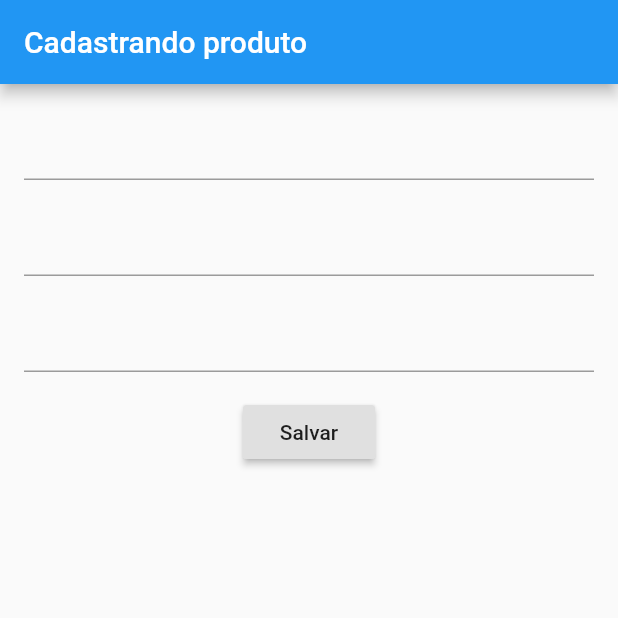
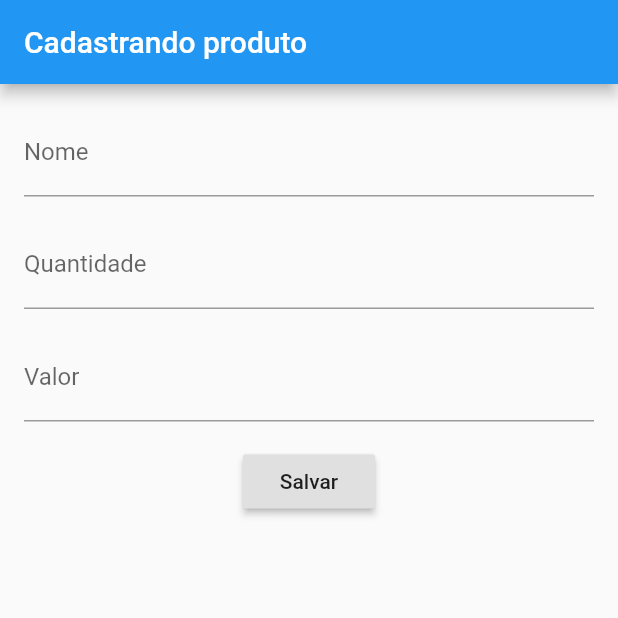
Before and after one commit to jgnogueira/formulario-flutter, a Flutter app: the screen it shows after launch, on a phone screen of 412 x 824 dp, the top half of it. Run offline on Flutter 3.47's test engine with Material 2 defaults, Android fonts, the phone set to English and light mode, and no system bars.

Commit message:
Adicionando label nos campos do formulário

```diff
--- a/lib/main.dart
+++ b/lib/main.dart
@@ -20,17 +20,20 @@ class MyApp extends StatelessWidget {
             children: <Widget>[
               TextField(
                 controller: _controladorNome,
+                decoration: InputDecoration(labelText: 'Nome'),
               ),
               Padding(
                 padding: const EdgeInsets.only(top: 16.0),
                 child: TextField(
                   controller: _controladorQuantidade,
+                  decoration: InputDecoration(labelText: 'Quantidade'),
                 ),
               ),
               Padding(
                 padding: const EdgeInsets.only(top: 16.0),
                 child: TextField(
                   controller: _controladorValor,
+                  decoration: InputDecoration(labelText: 'Valor'),
                 ),
               ),
               Padding(
```
